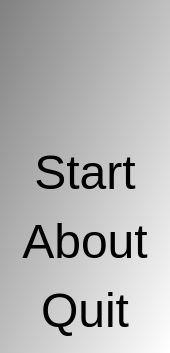
richelbilderbeek/Encranger, file qtencrangermenudialog.ui: the form before one commit.
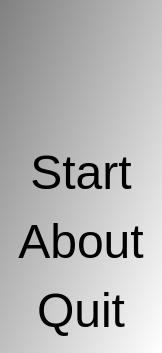
The form after the commit. Icons and pictures are not drawn.

What changed in the file:
```diff
--- a/qtencrangermenudialog.ui
+++ b/qtencrangermenudialog.ui
@@ -6,7 +6,7 @@
    <rect>
     <x>0</x>
     <y>0</y>
-    <width>170</width>
+    <width>162</width>
     <height>353</height>
    </rect>
   </property>
```
Left out of the diff: 6 changed lines with no effect on the pictures.
